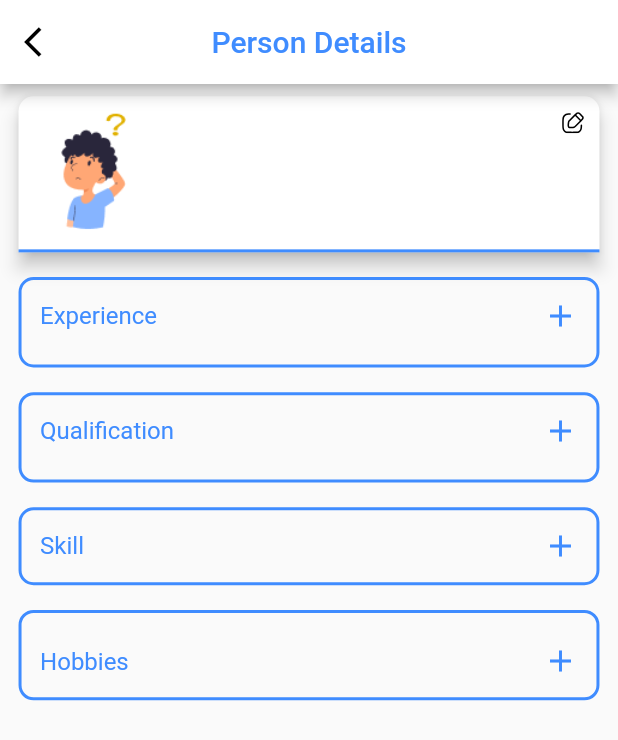
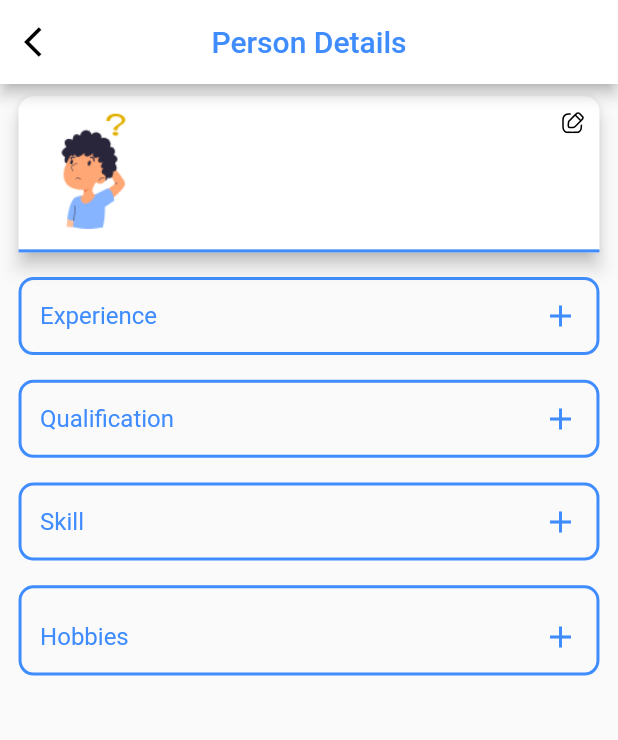
Before and after one commit to falguni-androidster/versa_tribe, a Flutter app: the AccountScreen screen opened directly, after a tap on "Personal Details", on a phone screen of 412 x 824 dp. Shown: the top 740 px of the screen. Run offline on Flutter 3.47's test engine with Material 2 defaults, Android fonts, the light colour scheme and no system bars; our stand-ins replace connectivity, flutter_svg, shared_preferences, timeline_tile; accounts and stored records are empty; network calls fail.

Commit message:
RemoveExtraSpace PersonalDetailsScreen

```diff
--- a/lib/Screens/person_details_screen.dart
+++ b/lib/Screens/person_details_screen.dart
@@ -79,7 +79,6 @@ class _PersonDetailsScreenState extends State<PersonDetailsScreen> {
                 left: mWidget * 0.03,
                 right: mWidget * 0.03,
               ),
-              padding: EdgeInsets.only(bottom: mHeight * 0.01),
               child: Column(
                 crossAxisAlignment: CrossAxisAlignment.start,
                 children: [
@@ -118,7 +117,7 @@ class _PersonDetailsScreenState extends State<PersonDetailsScreen> {
                         String sd = DateFormat.yMMM().format(DateTime.parse(sDate!));
                         String? eDate = val.personEx[index].endDate;
                         String ed = DateFormat.yMMM().format(DateTime.parse(eDate!));
-                        return _buildTimelineTile(
+                        return timelineTile(
                             comN: comN,
                             ed: ed,
                             sd: sd,
@@ -143,7 +142,6 @@ class _PersonDetailsScreenState extends State<PersonDetailsScreen> {
                 left: mWidget * 0.03,
                 right: mWidget * 0.03,
               ),
-              padding: EdgeInsets.only(bottom: mHeight * 0.01),
               child: Column(
                 crossAxisAlignment: CrossAxisAlignment.start,
                 children: [
@@ -178,7 +176,7 @@ class _PersonDetailsScreenState extends State<PersonDetailsScreen> {
                         String date = val.personQl[index].yop.toString();
                         String passingY =
                             DateFormat.yMMM().format(DateTime.parse(date));
-                        return _buildTimelineTile(
+                        return timelineTile(
                           index: index,
                           vaL: val,
                           passingYear: passingY,
@@ -189,7 +187,6 @@ class _PersonDetailsScreenState extends State<PersonDetailsScreen> {
                 ],
               ),
             ),
-
             SizedBox(height: mHeight * 0.02),
 
             /// Skill
@@ -202,7 +199,6 @@ class _PersonDetailsScreenState extends State<PersonDetailsScreen> {
                 right: mWidget * 0.03,
               ),
               child: Column(
-                crossAxisAlignment: CrossAxisAlignment.start,
                 children: [
                   Row(children: [
                     SizedBox(
@@ -230,8 +226,7 @@ class _PersonDetailsScreenState extends State<PersonDetailsScreen> {
                       itemCount: val.personSkill.length,
                       itemBuilder: (context, index) {
                         return Container(
-                          margin: EdgeInsets.only(
-                              left: mWidget * 0.03, bottom: mHeight * 0.01,),
+                          margin: EdgeInsets.only(left: mWidget * 0.03, bottom: mHeight * 0.01,),
                           child: Row(
                             crossAxisAlignment: CrossAxisAlignment.center,
                             children: [
@@ -427,7 +422,7 @@ class _PersonDetailsScreenState extends State<PersonDetailsScreen> {
                 ),
               ),
             ),
-            SizedBox(height: mHeight * 0.01),
+            SizedBox(height: mHeight * 0.02),
           ],
         ),
       ),
@@ -435,8 +430,7 @@ class _PersonDetailsScreenState extends State<PersonDetailsScreen> {
 
   }
 
-  void _showDeleteConfirmation(
-      BuildContext context, identityKey, int? iD, personId) {
+  void _showDeleteConfirmation(BuildContext context, identityKey, int? iD, personId) {
     showDialog(
       context: context,
       builder: (BuildContext context) {
@@ -472,13 +466,14 @@ class _PersonDetailsScreenState extends State<PersonDetailsScreen> {
     );
   }
 
-  Widget _buildTimelineTile(
-      {index, vaL, comN, sd, ed, widgetKey, passingYear}) {
+  Widget timelineTile({index, vaL, comN, sd, ed, widgetKey, passingYear}) {
     var mHeight = MediaQuery.of(context).size.height;
     var mWidth = MediaQuery.of(context).size.width;
-    return TimelineTile(
+    return Padding(
+      padding: EdgeInsets.only(left: mWidth*0.02),
+      child: TimelineTile(
           alignment: TimelineAlign.manual,
-        lineXY: 0.05,
+          lineXY: 0.00,
           isFirst: index == 0 ? true : false,
           isLast: index == index - 1 ? true : false,
           indicatorStyle: IndicatorStyle(
@@ -501,7 +496,7 @@ class _PersonDetailsScreenState extends State<PersonDetailsScreen> {
                     crossAxisAlignment: CrossAxisAlignment.start,
                     children: [
                       Row(
-                      mainAxisAlignment: MainAxisAlignment.spaceAround,
+                        mainAxisAlignment: MainAxisAlignment.spaceBetween,
                         children: [
                           Text("${vaL.personEx[index].jobTitle}", style: const TextStyle(color: CustomColors.kBlueColor),),
                           const Spacer(),
@@ -556,6 +551,7 @@ class _PersonDetailsScreenState extends State<PersonDetailsScreen> {
                                   color: CustomColors.kBlackColor, /*fontSize: 12*/)),
                       SizedBox(height: mHeight * 0.005),
                       Text("$sd - $ed * ${vaL.personEx[index].expMonths} Months", style: const TextStyle(color: CustomColors.kLightGrayColor, fontSize: 12)),
+                      SizedBox(height: mHeight * 0.02),
                     ],
                   ),
               )
@@ -628,9 +624,11 @@ class _PersonDetailsScreenState extends State<PersonDetailsScreen> {
                       Text("Year Of Passing: $passingYear",
                           style: const TextStyle(
                               color: CustomColors.kLightGrayColor,fontSize: 12)),
+                      SizedBox(height: mHeight * 0.02),
                     ],
                   ),
-            ));
+              )),
+    );
   }
 
   Widget _buildIndicator() {
--- a/lib/Utils/api_config.dart
+++ b/lib/Utils/api_config.dart
@@ -15,7 +15,7 @@ import 'custom_string.dart';
 
 class ApiConfig {
 
-  static const String baseUrl = 'https://192.168.2.111:9443';
+  static const String baseUrl = 'https://srv1.ksgs.local:9443';
 
 // Usage example
 // You can use ApiConfig.baseUrl wherever you need to make API calls in your app.
--- a/lib/Utils/contaier_list.dart
+++ b/lib/Utils/contaier_list.dart
@@ -21,9 +21,7 @@ class TextContainerList extends StatelessWidget {
 
     for (String hobby in textData) {
       containerWidgets.add(
-        Padding(
-          padding:
-              EdgeInsets.only(right: mWidth * 0.01, bottom: mHeight * 0.005),
+        Padding(padding: EdgeInsets.only(right: mWidth * 0.01, bottom: mHeight * 0.01),
           child: Container(
               decoration: BoxDecoration(
                   border: Border.all(color: CustomColors.kBlueColor, width: 2),
```
Lines whose indentation alone changed are shown as unchanged.
